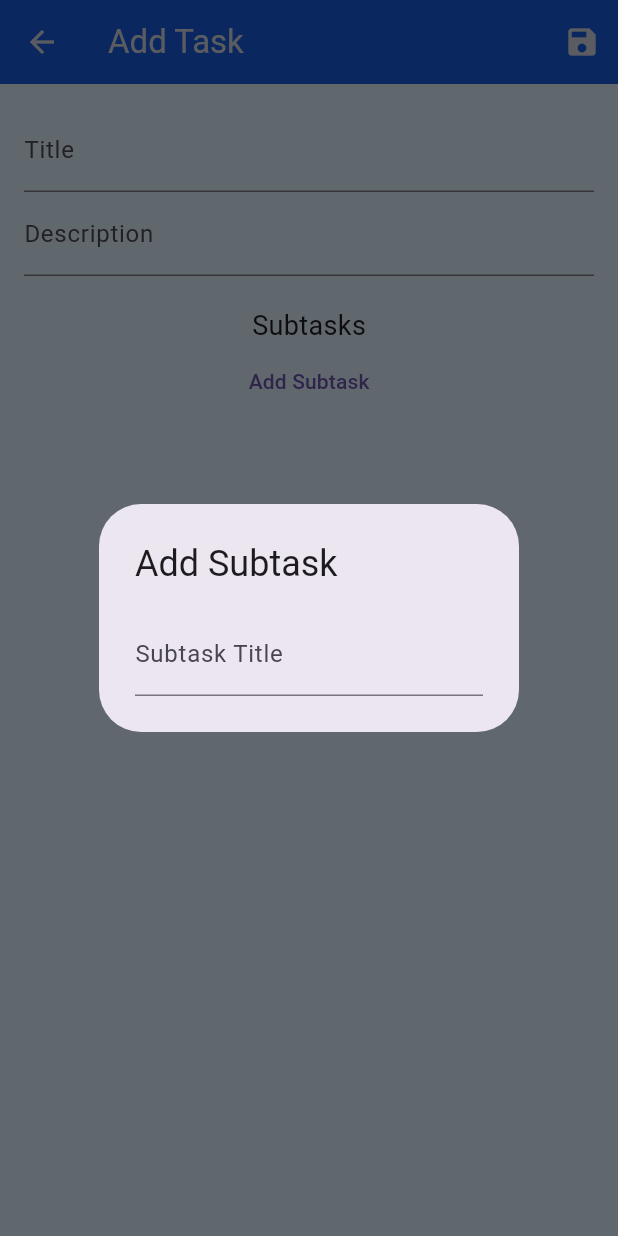
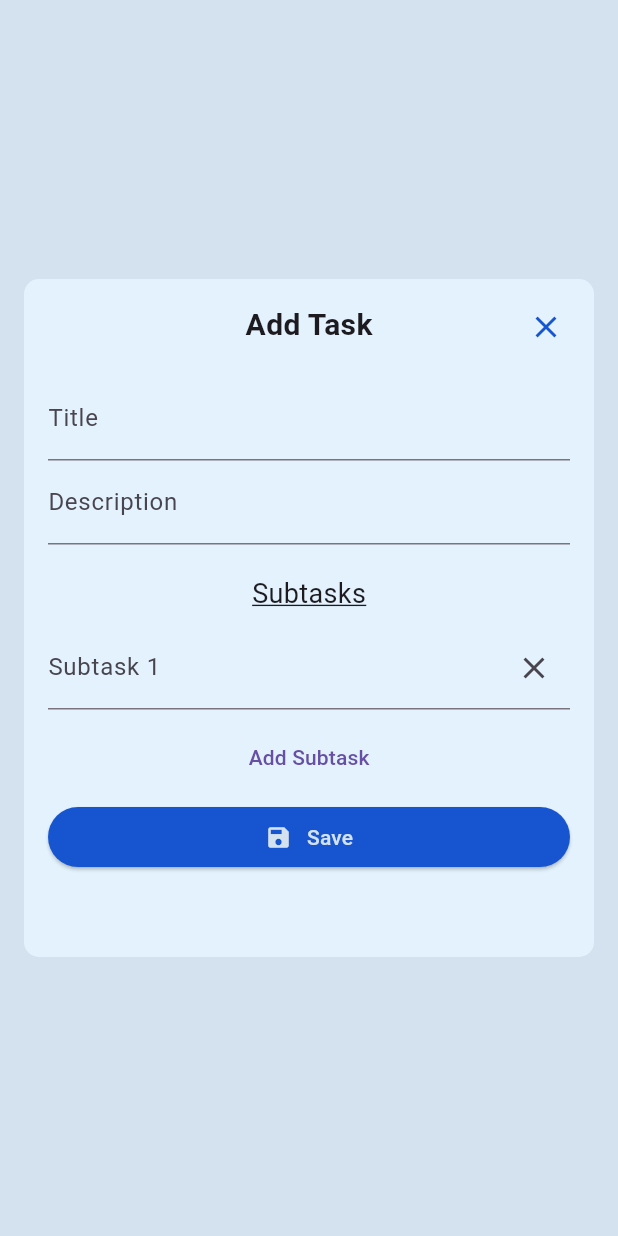
Before and after one commit to Fine-Guy-21/Fine-Todo-App, a Flutter app: the TaskDialog widget shown alone on an empty page, opened directly with empty values, after a tap on "Add Subtask", on a phone screen of 412 x 824 dp. Run offline on Flutter 3.47's test engine with Material 3 defaults, Android fonts, the phone set to English and light mode, and no system bars; our stand-ins replace shared_preferences; accounts and stored records are empty.

Commit message:
Update task_dialog.dart

```diff
--- a/todo/lib/screens/task_dialog.dart
+++ b/todo/lib/screens/task_dialog.dart
@@ -17,6 +17,7 @@ class _TaskDialogState extends State<TaskDialog> {
   late String _title;
   late String _description;
   final List<SubTask> _subTasks = [];
+  final List<TextEditingController> _subTaskControllers = [];
 
   @override
   void initState() {
@@ -24,36 +25,122 @@ class _TaskDialogState extends State<TaskDialog> {
     _title = widget.task?.title ?? '';
     _description = widget.task?.description ?? '';
     _subTasks.addAll(widget.task?.subTasks ?? []);
+    _subTasks.forEach((subTask) {
+      _subTaskControllers.add(TextEditingController(text: subTask.title));
+    });
   }
 
   void _addSubTask() {
-    showDialog(
-      context: context,
-      builder: (context) => AlertDialog(
-        title: const Text('Add Subtask'),
-        content: TextFormField(
-          decoration: const InputDecoration(labelText: 'Subtask Title'),
-          onFieldSubmitted: (value) {
+    // Check if the last subtask field is empty
+    if (_subTaskControllers.isNotEmpty &&
+        _subTaskControllers.last.text.isEmpty) {
+      ScaffoldMessenger.of(context).showSnackBar(
+        const SnackBar(content: Text('Please fill the previous subtask field')),
+      );
+      return;
+    }
+
     setState(() {
-              _subTasks.add(SubTask(title: value));
+      _subTaskControllers.add(TextEditingController());
+      _subTasks.add(SubTask(title: ''));
     });
-            Navigator.pop(context);
-          },
-        ),
-      ),
-    );
+  }
+
+  void _removeSubTask(int index) {
+    setState(() {
+      _subTaskControllers.removeAt(index);
+      _subTasks.removeAt(index);
+    });
   }
 
   @override
   Widget build(BuildContext context) {
-    return Scaffold(
-      appBar: AppBar(
-        title: Text(widget.task == null ? 'Add Task' : 'Edit Task'),
-        backgroundColor: AppColors.primary,
-        foregroundColor: AppColors.skeleton,
-        actions: [
-          IconButton(
-            icon: const Icon(Icons.save),
+    return Dialog(
+      backgroundColor: Colors.blue[50],
+      shape: RoundedRectangleBorder(
+        borderRadius: BorderRadius.circular(10.0), // Rounded corners
+      ),
+      elevation: 10, // Shadow depth
+
+      insetPadding: const EdgeInsets.all(16.0),
+      child: Stack(
+        children: [
+          SingleChildScrollView(
+            child: Padding(
+              padding: const EdgeInsets.all(16.0),
+              child: Form(
+                key: _formKey,
+                child: Column(
+                  mainAxisSize: MainAxisSize.min,
+                  children: [
+                    Text(
+                      widget.task == null ? 'Add Task' : 'Edit Task',
+                      style: const TextStyle(
+                        fontSize: 20,
+                        fontWeight: FontWeight.bold,
+                      ),
+                    ),
+                    const SizedBox(height: 20),
+                    TextFormField(
+                      initialValue: _title,
+                      decoration: const InputDecoration(labelText: 'Title'),
+                      onSaved: (value) => _title = value!,
+                      validator: (value) =>
+                          value!.isEmpty ? 'Title is required' : null,
+                    ),
+                    TextFormField(
+                      initialValue: _description,
+                      decoration:
+                          const InputDecoration(labelText: 'Description'),
+                      onSaved: (value) => _description = value!,
+                    ),
+                    const SizedBox(height: 20),
+                    const Text('Subtasks',
+                        style: TextStyle(
+                            fontSize: 18,
+                            decoration: TextDecoration.underline)),
+                    ..._subTaskControllers.asMap().entries.map((entry) {
+                      int index = entry.key;
+                      TextEditingController controller = entry.value;
+                      return Padding(
+                        padding: const EdgeInsets.symmetric(vertical: 8.0),
+                        child: Row(
+                          children: [
+                            Expanded(
+                              child: TextFormField(
+                                controller: controller,
+                                decoration: InputDecoration(
+                                  labelText: 'Subtask ${index + 1}',
+                                  suffixIcon: IconButton(
+                                    icon: const Icon(Icons.close),
+                                    onPressed: () => _removeSubTask(index),
+                                  ),
+                                ),
+                                onChanged: (value) {
+                                  _subTasks[index].title = value;
+                                },
+                                validator: (value) {
+                                  if (value!.isEmpty) {
+                                    return 'Subtask is required';
+                                  }
+                                  return null;
+                                },
+                              ),
+                            ),
+                          ],
+                        ),
+                      );
+                    }).toList(),
+                    TextButton(
+                      onPressed: _addSubTask,
+                      child: const Text('Add Subtask'),
+                    ),
+                    SizedBox(
+                      height: 5,
+                    ),
+                    SizedBox(
+                      width: double.infinity,
+                      child: ElevatedButton(
                         onPressed: () {
                           if (_formKey.currentState!.validate()) {
                             _formKey.currentState!.save();
@@ -65,48 +152,42 @@ class _TaskDialogState extends State<TaskDialog> {
                             Navigator.pop(context);
                           }
                         },
+                        style: ElevatedButton.styleFrom(
+                          backgroundColor: AppColors.primary,
+                          foregroundColor: AppColors.background,
                         ),
-        ],
+                        child: Row(
+                          mainAxisAlignment: MainAxisAlignment.center,
+                          children: [
+                            Icon(
+                              Icons.save,
+                              color: AppColors.background,
                             ),
-      body: Padding(
-        padding: const EdgeInsets.all(16.0),
-        child: Form(
-          key: _formKey,
-          child: Column(
-            children: [
-              TextFormField(
-                initialValue: _title,
-                decoration: const InputDecoration(labelText: 'Title'),
-                onSaved: (value) => _title = value!,
-                validator: (value) =>
-                    value!.isEmpty ? 'Title is required' : null,
-              ),
-              TextFormField(
-                initialValue: _description,
-                decoration: const InputDecoration(labelText: 'Description'),
-                onSaved: (value) => _description = value!,
-              ),
-              const SizedBox(height: 20),
-              const Text('Subtasks', style: TextStyle(fontSize: 18)),
-              ..._subTasks.map((subTask) => ListTile(
-                    title: Text(subTask.title),
-                    trailing: IconButton(
-                      icon: const Icon(Icons.delete),
-                      onPressed: () {
-                        setState(() {
-                          _subTasks.remove(subTask);
-                        });
-                      },
-                    ),
-                  )),
-              TextButton(
-                onPressed: _addSubTask,
-                child: const Text('Add Subtask'),
-              ),
+                            const SizedBox(width: 10),
+                            const Text('Save'),
                           ],
                         ),
                       ),
                     ),
+                    SizedBox(height: 40),
+                  ],
+                ),
+              ),
+            ),
+          ),
+          Positioned(
+            top: 8,
+            right: 8,
+            child: IconButton(
+              icon: const Icon(Icons.close,
+                  color: AppColors.primary), // Close icon
+              onPressed: () {
+                Navigator.pop(context); // Close the dialog
+              },
+            ),
+          ),
+        ],
+      ),
     );
   }
 }
```
Lines whose indentation alone changed are shown as unchanged.
